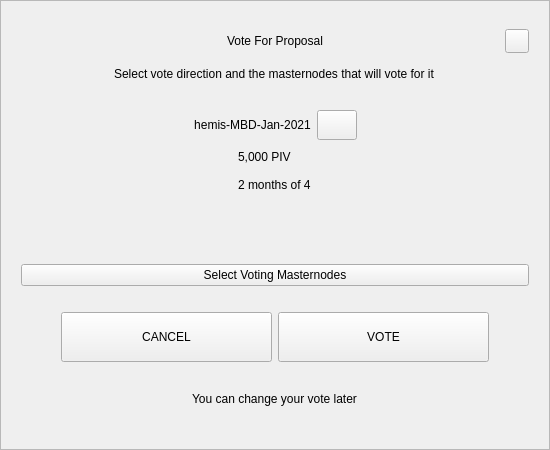
Above: src/qt/hemis/forms/votedialog.ui from PIVX-Project/PIVX before the change. Below: the same form after it.
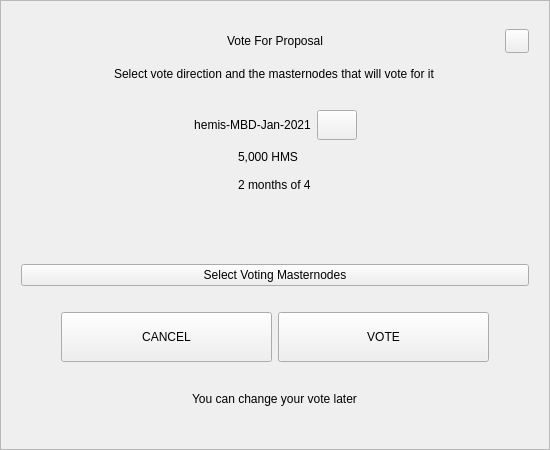
That is the form after the change.

Patch:
```diff
--- a/src/qt/hemis/forms/votedialog.ui
+++ b/src/qt/hemis/forms/votedialog.ui
@@ -257,7 +257,7 @@
          <item>
           <widget class="QLabel" name="labelAmount">
            <property name="text">
-            <string notr="true">5,000 PIV</string>
+            <string notr="true">5,000 HMS</string>
            </property>
           </widget>
          </item>
```
